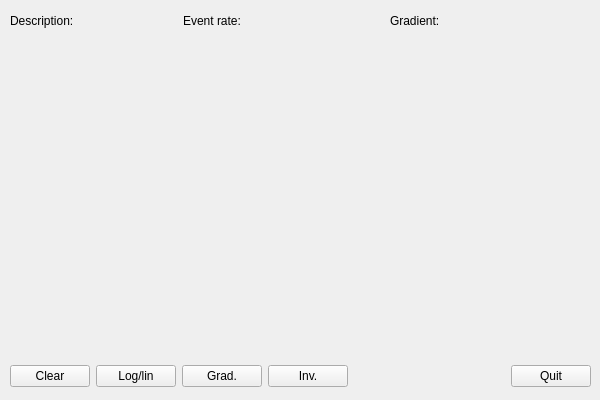
Qt form source/daqlite/MainWindow.ui (ess-dmsc/daquiri) before a commit.
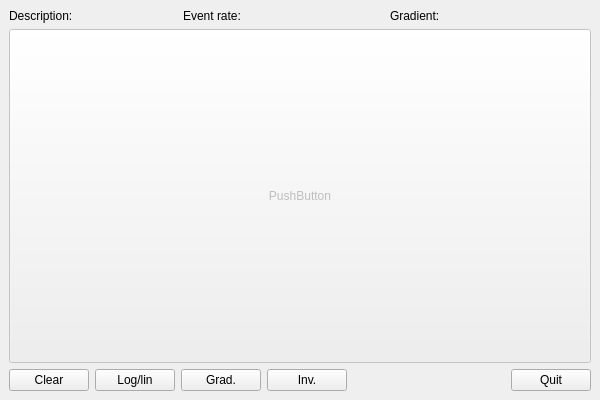
The same form after that commit.

Commit message: resize plot window, clear button, removed unused parameter

The edit to the form file:
```diff
--- a/source/daqlite/MainWindow.ui
+++ b/source/daqlite/MainWindow.ui
@@ -44,15 +44,8 @@
      <height>4000</height>
     </size>
    </property>
-   <widget class="QWidget" name="horizontalLayoutWidget">
-    <property name="geometry">
-     <rect>
-      <x>10</x>
-      <y>10</y>
-      <width>581</width>
-      <height>21</height>
-     </rect>
-    </property>
+   <layout class="QVBoxLayout" name="verticalLayout">
+    <item>
     <layout class="QHBoxLayout" name="StatusLineTop">
      <property name="sizeConstraint">
       <enum>QLayout::SetMaximumSize</enum>
@@ -60,7 +53,7 @@
      <item>
       <widget class="QLabel" name="lblDescription">
        <property name="sizePolicy">
-        <sizepolicy hsizetype="Fixed" vsizetype="Preferred">
+         <sizepolicy hsizetype="Fixed" vsizetype="Minimum">
          <horstretch>0</horstretch>
          <verstretch>0</verstretch>
         </sizepolicy>
@@ -72,6 +65,12 @@
      </item>
      <item>
       <widget class="QLabel" name="lblDescriptionText">
+        <property name="sizePolicy">
+         <sizepolicy hsizetype="Preferred" vsizetype="Minimum">
+          <horstretch>0</horstretch>
+          <verstretch>0</verstretch>
+         </sizepolicy>
+        </property>
        <property name="text">
         <string/>
        </property>
@@ -80,7 +79,7 @@
      <item>
       <widget class="QLabel" name="lblEventRate">
        <property name="sizePolicy">
-        <sizepolicy hsizetype="Minimum" vsizetype="Preferred">
+         <sizepolicy hsizetype="Minimum" vsizetype="Minimum">
          <horstretch>0</horstretch>
          <verstretch>0</verstretch>
         </sizepolicy>
@@ -92,6 +91,12 @@
      </item>
      <item>
       <widget class="QLabel" name="lblEventRateText">
+        <property name="sizePolicy">
+         <sizepolicy hsizetype="Preferred" vsizetype="Minimum">
+          <horstretch>0</horstretch>
+          <verstretch>0</verstretch>
+         </sizepolicy>
+        </property>
        <property name="text">
         <string/>
        </property>
@@ -99,6 +104,12 @@
      </item>
      <item>
       <widget class="QLabel" name="lblGradient">
+        <property name="sizePolicy">
+         <sizepolicy hsizetype="Preferred" vsizetype="Minimum">
+          <horstretch>0</horstretch>
+          <verstretch>0</verstretch>
+         </sizepolicy>
+        </property>
        <property name="text">
         <string>Gradient:</string>
        </property>
@@ -106,37 +117,43 @@
      </item>
      <item>
       <widget class="QLabel" name="lblGradientText">
+        <property name="sizePolicy">
+         <sizepolicy hsizetype="Preferred" vsizetype="Minimum">
+          <horstretch>0</horstretch>
+          <verstretch>0</verstretch>
+         </sizepolicy>
+        </property>
        <property name="text">
         <string/>
        </property>
       </widget>
      </item>
     </layout>
-   </widget>
-   <widget class="QWidget" name="gridLayoutWidget">
-    <property name="geometry">
-     <rect>
-      <x>10</x>
-      <y>40</y>
-      <width>581</width>
-      <height>301</height>
-     </rect>
-    </property>
+    </item>
+    <item>
     <layout class="QGridLayout" name="gridLayout">
      <property name="sizeConstraint">
       <enum>QLayout::SetDefaultConstraint</enum>
      </property>
-    </layout>
-   </widget>
-   <widget class="QWidget" name="horizontalLayoutWidget_3">
-    <property name="geometry">
-     <rect>
-      <x>10</x>
-      <y>360</y>
-      <width>581</width>
-      <height>32</height>
-     </rect>
-    </property>
+      <item row="0" column="0">
+       <widget class="QPushButton" name="pushButtonUnused">
+        <property name="enabled">
+         <bool>false</bool>
+        </property>
+        <property name="sizePolicy">
+         <sizepolicy hsizetype="Minimum" vsizetype="Expanding">
+          <horstretch>0</horstretch>
+          <verstretch>0</verstretch>
+         </sizepolicy>
+        </property>
+        <property name="text">
+         <string>PushButton</string>
+        </property>
+       </widget>
+      </item>
+     </layout>
+    </item>
+    <item>
     <layout class="QHBoxLayout" name="BottomButtonRow">
      <item>
       <widget class="QPushButton" name="pushButtonClear">
@@ -187,7 +204,8 @@
       </widget>
      </item>
     </layout>
-   </widget>
+    </item>
+   </layout>
   </widget>
  </widget>
  <resources/>
```
Lines whose indentation alone changed are shown as unchanged. The commit also changes 3 other files.
